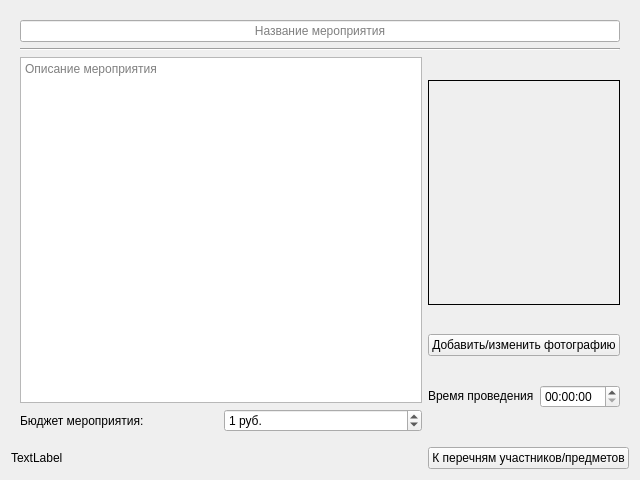
The window that Programming/5_sem (ChMV)/FNickCurs/page.ui (Anastasia1111/Labs) describes before a commit, drawn with Qt 5.
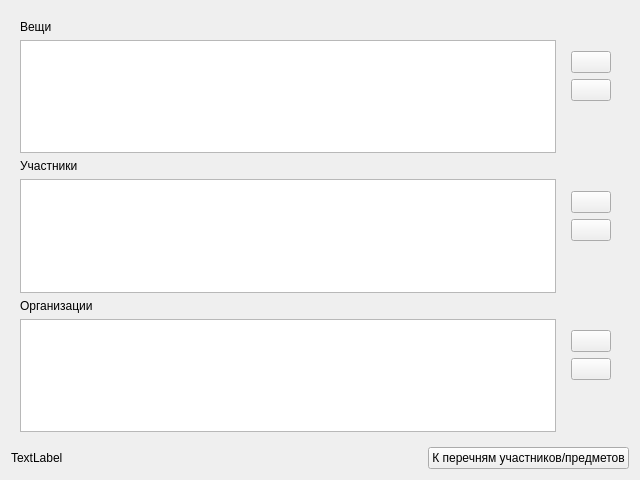
The same window after the commit. Icons and pictures are not drawn.

Diff of the .ui file:
```diff
--- a/Programming/5_sem (ChMV)/FNickCurs/page.ui
+++ b/Programming/5_sem (ChMV)/FNickCurs/page.ui
@@ -17,7 +17,7 @@
    <item>
     <widget class="QStackedWidget" name="stackedWidget">
      <property name="currentIndex">
-      <number>0</number>
+      <number>1</number>
      </property>
      <widget class="QWidget" name="page">
       <layout class="QVBoxLayout" name="verticalLayout_3">
@@ -148,8 +148,94 @@
        </item>
       </layout>
      </widget>
-     <widget class="QWidget" name="page_2">
-      <layout class="QVBoxLayout" name="verticalLayout_5">
+     <widget class="QWidget" name="page2">
+      <layout class="QVBoxLayout" name="verticalLayout_12">
+       <item>
+        <widget class="QLabel" name="label_5">
+         <property name="text">
+          <string>Вещи</string>
+         </property>
+        </widget>
+       </item>
+       <item>
+        <layout class="QHBoxLayout" name="horizontalLayout_7">
+         <item>
+          <widget class="QListView" name="itemList">
+           <property name="sizePolicy">
+            <sizepolicy hsizetype="Minimum" vsizetype="Expanding">
+             <horstretch>0</horstretch>
+             <verstretch>0</verstretch>
+            </sizepolicy>
+           </property>
+           <property name="editTriggers">
+            <set>QAbstractItemView::NoEditTriggers</set>
+           </property>
+           <property name="selectionMode">
+            <enum>QAbstractItemView::ExtendedSelection</enum>
+           </property>
+          </widget>
+         </item>
+         <item>
+          <widget class="QWidget" name="itemButtonBox" native="true">
+           <property name="sizePolicy">
+            <sizepolicy hsizetype="Maximum" vsizetype="Maximum">
+             <horstretch>0</horstretch>
+             <verstretch>0</verstretch>
+            </sizepolicy>
+           </property>
+           <layout class="QVBoxLayout" name="verticalLayout_11">
+            <item>
+             <widget class="QPushButton" name="itemAddButton">
+              <property name="sizePolicy">
+               <sizepolicy hsizetype="Maximum" vsizetype="Maximum">
+                <horstretch>0</horstretch>
+                <verstretch>0</verstretch>
+               </sizepolicy>
+              </property>
+              <property name="text">
+               <string/>
+              </property>
+              <property name="icon">
+               <iconset resource="../resources/resources.qrc">
+                <normaloff>:/actions/add</normaloff>:/actions/add</iconset>
+              </property>
+             </widget>
+            </item>
+            <item>
+             <widget class="QPushButton" name="itemRemoveButton">
+              <property name="sizePolicy">
+               <sizepolicy hsizetype="Maximum" vsizetype="Maximum">
+                <horstretch>0</horstretch>
+                <verstretch>0</verstretch>
+               </sizepolicy>
+              </property>
+              <property name="text">
+               <string/>
+              </property>
+              <property name="icon">
+               <iconset resource="../resources/resources.qrc">
+                <normaloff>:/actions/rem</normaloff>:/actions/rem</iconset>
+              </property>
+             </widget>
+            </item>
+            <item>
+             <spacer name="verticalSpacer_3">
+              <property name="orientation">
+               <enum>Qt::Vertical</enum>
+              </property>
+              <property name="sizeHint" stdset="0">
+               <size>
+                <width>20</width>
+                <height>40</height>
+               </size>
+              </property>
+             </spacer>
+            </item>
+           </layout>
+          </widget>
+         </item>
+        </layout>
+       </item>
        <item>
         <widget class="QLabel" name="label_3">
          <property name="text">
@@ -158,7 +244,83 @@
         </widget>
        </item>
        <item>
-        <widget class="QListWidget" name="listWidget"/>
+        <layout class="QHBoxLayout" name="horizontalLayout_5">
+         <item>
+          <widget class="QListView" name="peopleList">
+           <property name="sizePolicy">
+            <sizepolicy hsizetype="Minimum" vsizetype="Expanding">
+             <horstretch>0</horstretch>
+             <verstretch>0</verstretch>
+            </sizepolicy>
+           </property>
+           <property name="editTriggers">
+            <set>QAbstractItemView::NoEditTriggers</set>
+           </property>
+           <property name="selectionMode">
+            <enum>QAbstractItemView::ExtendedSelection</enum>
+           </property>
+          </widget>
+         </item>
+         <item>
+          <widget class="QWidget" name="peopleButtonBox" native="true">
+           <property name="sizePolicy">
+            <sizepolicy hsizetype="Maximum" vsizetype="Maximum">
+             <horstretch>0</horstretch>
+             <verstretch>0</verstretch>
+            </sizepolicy>
+           </property>
+           <layout class="QVBoxLayout" name="verticalLayout_5">
+            <item>
+             <widget class="QPushButton" name="peopleAddButton">
+              <property name="sizePolicy">
+               <sizepolicy hsizetype="Maximum" vsizetype="Maximum">
+                <horstretch>0</horstretch>
+                <verstretch>0</verstretch>
+               </sizepolicy>
+              </property>
+              <property name="text">
+               <string/>
+              </property>
+              <property name="icon">
+               <iconset resource="../resources/resources.qrc">
+                <normaloff>:/actions/add</normaloff>:/actions/add</iconset>
+              </property>
+             </widget>
+            </item>
+            <item>
+             <widget class="QPushButton" name="peopleRemoveButton">
+              <property name="sizePolicy">
+               <sizepolicy hsizetype="Maximum" vsizetype="Maximum">
+                <horstretch>0</horstretch>
+                <verstretch>0</verstretch>
+               </sizepolicy>
+              </property>
+              <property name="text">
+               <string/>
+              </property>
+              <property name="icon">
+               <iconset resource="../resources/resources.qrc">
+                <normaloff>:/actions/rem</normaloff>:/actions/rem</iconset>
+              </property>
+             </widget>
+            </item>
+            <item>
+             <spacer name="verticalSpacer">
+              <property name="orientation">
+               <enum>Qt::Vertical</enum>
+              </property>
+              <property name="sizeHint" stdset="0">
+               <size>
+                <width>20</width>
+                <height>40</height>
+               </size>
+              </property>
+             </spacer>
+            </item>
+           </layout>
+          </widget>
+         </item>
+        </layout>
        </item>
        <item>
         <widget class="QLabel" name="label_4">
@@ -168,17 +330,83 @@
         </widget>
        </item>
        <item>
-        <widget class="QListWidget" name="listWidget_2"/>
-       </item>
-       <item>
-        <widget class="QLabel" name="label_5">
-         <property name="text">
-          <string>Вещи</string>
-         </property>
-        </widget>
-       </item>
-       <item>
-        <widget class="QListView" name="listView"/>
+        <layout class="QHBoxLayout" name="horizontalLayout_6">
+         <item>
+          <widget class="QListView" name="orgList">
+           <property name="sizePolicy">
+            <sizepolicy hsizetype="Minimum" vsizetype="Expanding">
+             <horstretch>0</horstretch>
+             <verstretch>0</verstretch>
+            </sizepolicy>
+           </property>
+           <property name="editTriggers">
+            <set>QAbstractItemView::NoEditTriggers</set>
+           </property>
+           <property name="selectionMode">
+            <enum>QAbstractItemView::ExtendedSelection</enum>
+           </property>
+          </widget>
+         </item>
+         <item>
+          <widget class="QWidget" name="orgButtonBox" native="true">
+           <property name="sizePolicy">
+            <sizepolicy hsizetype="Maximum" vsizetype="Maximum">
+             <horstretch>0</horstretch>
+             <verstretch>0</verstretch>
+            </sizepolicy>
+           </property>
+           <layout class="QVBoxLayout" name="verticalLayout_10">
+            <item>
+             <widget class="QPushButton" name="orgAddButton">
+              <property name="sizePolicy">
+               <sizepolicy hsizetype="Maximum" vsizetype="Maximum">
+                <horstretch>0</horstretch>
+                <verstretch>0</verstretch>
+               </sizepolicy>
+              </property>
+              <property name="text">
+               <string/>
+              </property>
+              <property name="icon">
+               <iconset resource="../resources/resources.qrc">
+                <normaloff>:/actions/add</normaloff>:/actions/add</iconset>
+              </property>
+             </widget>
+            </item>
+            <item>
+             <widget class="QPushButton" name="orgRemoveButton">
+              <property name="sizePolicy">
+               <sizepolicy hsizetype="Maximum" vsizetype="Maximum">
+                <horstretch>0</horstretch>
+                <verstretch>0</verstretch>
+               </sizepolicy>
+              </property>
+              <property name="text">
+               <string/>
+              </property>
+              <property name="icon">
+               <iconset resource="../resources/resources.qrc">
+                <normaloff>:/actions/rem</normaloff>:/actions/rem</iconset>
+              </property>
+             </widget>
+            </item>
+            <item>
+             <spacer name="verticalSpacer_2">
+              <property name="orientation">
+               <enum>Qt::Vertical</enum>
+              </property>
+              <property name="sizeHint" stdset="0">
+               <size>
+                <width>20</width>
+                <height>40</height>
+               </size>
+              </property>
+             </spacer>
+            </item>
+           </layout>
+          </widget>
+         </item>
+        </layout>
        </item>
       </layout>
      </widget>
```
Left out of the diff: 6 changed lines with no effect on the pictures.
